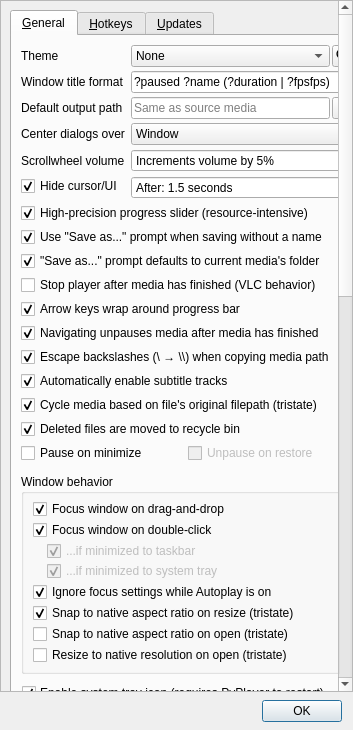
thisismy-github/pyplayer, file bin/window_settings.ui: the form before one commit.
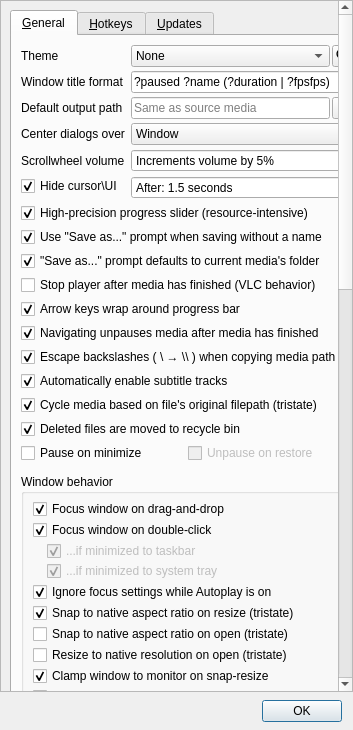
The form after the commit. Custom widgets are drawn as their Qt base class.

Commit message: Added `clampToScreen` to qthelpers

What changed in the file:
```diff
--- a/bin/window_settings.ui
+++ b/bin/window_settings.ui
@@ -58,8 +58,8 @@
        <rect>
         <x>0</x>
         <y>0</y>
-        <width>334</width>
-        <height>1508</height>
+        <width>339</width>
+        <height>1546</height>
        </rect>
       </property>
       <layout class="QVBoxLayout" name="verticalLayout_4">
@@ -270,7 +270,7 @@
 of time. While fullscreen, the UI will also disappear.</string>
                </property>
                <property name="text">
-                <string>Hide cursor/UI</string>
+                <string>Hide cursor\UI</string>
                </property>
                <property name="checked">
                 <bool>true</bool>
@@ -528,7 +528,7 @@
 systems do not use backslashes in their paths.</string>
                </property>
                <property name="text">
-                <string>Escape backslashes (\ → \\) when copying media path</string>
+                <string>Escape backslashes ( \ → \\ ) when copying media path</string>
                </property>
                <property name="checked">
                 <bool>true</bool>
@@ -733,6 +733,37 @@
                   </property>
                  </widget>
                 </item>
+                <item>
+                 <widget class="QCheckBox" name="checkClampOnResize">
+                  <property name="toolTip">
+                   <string>If checked, the window will be moved
+and resized to fit within the boundaries
+of the screen it's on when using the
+&quot;Snap to native aspect ratio&quot; settings.</string>
+                  </property>
+                  <property name="text">
+                   <string>Clamp window to monitor on snap-resize</string>
+                  </property>
+                  <property name="checked">
+                   <bool>true</bool>
+                  </property>
+                 </widget>
+                </item>
+                <item>
+                 <widget class="QCheckBox" name="checkClampOnOpen">
+                  <property name="toolTip">
+                   <string>If checked, the window will be moved
+and resized to fit within the boundaries
+of the screen it's on when opening media.</string>
+                  </property>
+                  <property name="text">
+                   <string>Clamp window to monitor on open</string>
+                  </property>
+                  <property name="checked">
+                   <bool>true</bool>
+                  </property>
+                 </widget>
+                </item>
                </layout>
               </widget>
              </item>
```
Left out of the diff: 2 changed lines with no effect on the pictures. The commit also changes 3 other files.
